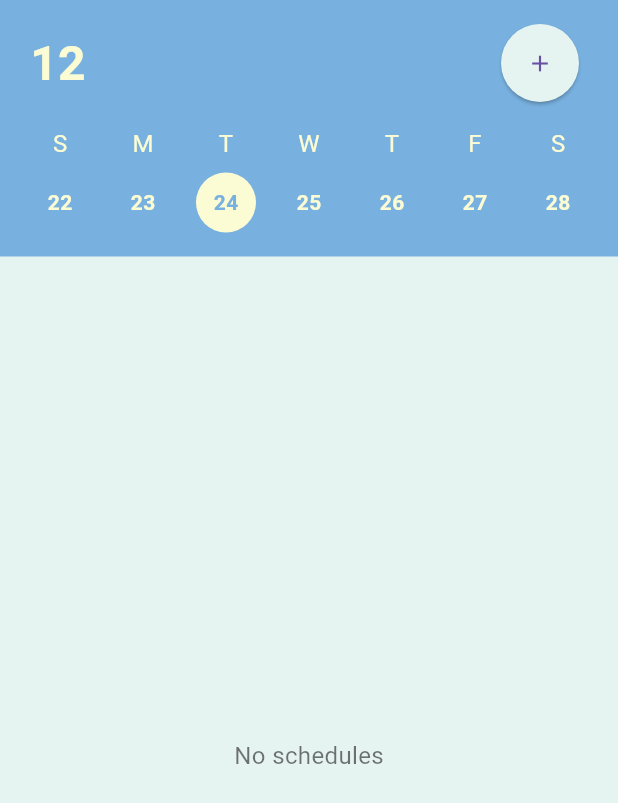
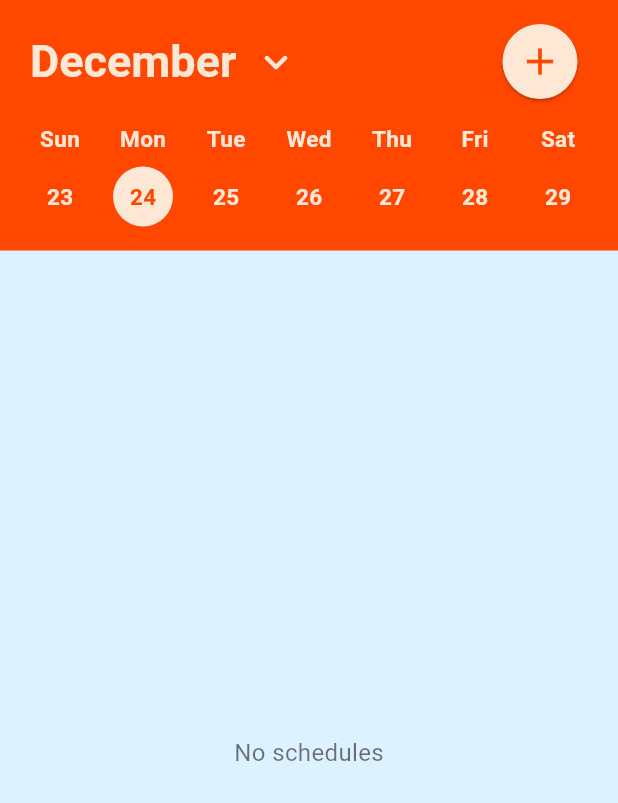
Before and after one commit to eunchae2000/TaskManagement-Flutter, a Flutter app: the CalendarScreen screen opened directly, on a phone screen of 412 x 824 dp. Shown: the top 803 px of the screen. Run offline on Flutter 3.47's test engine with Material 3 defaults, Android fonts, the phone set to English and light mode, and no system bars; our stand-ins replace shared_preferences; accounts and stored records are empty.

Commit message:
upda정e: calendar_screen.dart ui 수

```diff
--- a/lib/screens/calendar_screen.dart
+++ b/lib/screens/calendar_screen.dart
@@ -21,18 +21,46 @@ class _WeekCalendarState extends State<CalendarScreen> {
         .subtract(Duration(days: DateTime.now().weekday - 1 - index));
   });
 
-  final List<String> StringDays = ['S', 'M', 'T', 'W', 'T', 'F', 'S'];
+  final List<String> StringDays = [
+    'Sun',
+    'Mon',
+    'Tue',
+    'Wed',
+    'Thu',
+    'Fri',
+    'Sat'
+  ];
+  final List<String> stringMonth = [
+    'January',
+    'February',
+    'March',
+    'April',
+    'May',
+    'June',
+    'July',
+    'August',
+    'September',
+    'October',
+    'November',
+    'December'
+  ];
 
-  List<DateTime> getWeekDates() {
-    final DateTime now = DateTime.now();
-    final DateTime sunday = now.subtract(Duration(days: now.weekday % 7));
-    return List.generate(7, (index) => sunday.add(Duration(days: index)));
+  List<DateTime> getWeekDates(DateTime selectDate) {
+    final int currentWeekDay = selectDate.weekday;
+    final DateTime startOfWeek =
+        selectDate.subtract(Duration(days: currentWeekDay - 1));
+    final DateTime endOfWeek =
+        selectDate.add(Duration(days: 7 - currentWeekDay));
+
+    return List.generate(7, (index) {
+      return startOfWeek.add(Duration(days: index));
+    });
   }
 
   @override
   Widget build(BuildContext context) {
     return Scaffold(
-      backgroundColor: Color(0xffe6f4f1),
+      backgroundColor: Color(0xffddf2ff),
       body: SafeArea(
         child: Column(
           crossAxisAlignment: CrossAxisAlignment.start,
@@ -47,22 +75,46 @@ class _WeekCalendarState extends State<CalendarScreen> {
   }
 
   Widget _buildCalendarHeader() {
-    final List<DateTime> weekDay = getWeekDates();
+    final List<DateTime> weekDay = getWeekDates(_selectedDay);
     final selectedDate = Provider.of<ScheduleProvider>(context);
     return Container(
-      color: Color(0xff78b1e0),
+      color: Color(0xffff4700),
+      width: double.infinity,
       padding: EdgeInsets.symmetric(horizontal: 20.0, vertical: 16.0),
       child: Column(
         crossAxisAlignment: CrossAxisAlignment.start,
         children: [
           Row(mainAxisAlignment: MainAxisAlignment.spaceBetween, children: [
-            Text(
-              (_selectedDay.month).toString(),
+            DropdownButton<int>(
+              value: _selectedDay.month,
+              dropdownColor: Color(0xFFff4700),
+              underline: SizedBox.shrink(),
               style: TextStyle(
-                color: Color(0xffFcfcd4),
-                fontSize: 32,
+                color: Colors.white,
+                fontSize: 30,
                 fontWeight: FontWeight.bold,
               ),
+              icon: Icon(Icons.keyboard_arrow_down_rounded,
+                  color: Color(0xffffe7d6), size: 32),
+              onChanged: (int? newValue) {
+                setState(() {
+                  _selectedDay = DateTime(
+                    _selectedDay.year,
+                    newValue!,
+                    1,
+                  );
+                });
+              },
+              items: List.generate(12, (index) {
+                int monthNumber = index + 1;
+                return DropdownMenuItem<int>(
+                  value: monthNumber,
+                  child: Text(
+                    stringMonth[index],
+                    style: TextStyle(color: Color(0xffffe7d6)),
+                  ),
+                );
+              }),
             ),
             ElevatedButton(
               onPressed: () {
@@ -73,11 +125,15 @@ class _WeekCalendarState extends State<CalendarScreen> {
                   ),
                 );
               },
-              child: Icon(Icons.add),
+              child: Icon(
+                Icons.add,
+                color: Color(0xffff4700),
+                size: 30,
+              ),
               style: ElevatedButton.styleFrom(
-                backgroundColor: Color(0xffe6f4f1),
+                backgroundColor: Color(0xffffe7d6),
                 shape: CircleBorder(),
-                padding: EdgeInsets.all(17.0),
+                padding: EdgeInsets.all(10.0),
               ),
             ),
           ]),
@@ -108,8 +164,9 @@ class _WeekCalendarState extends State<CalendarScreen> {
                       Text(
                         StringDays[index],
                         style: TextStyle(
-                            color: Color(0xffFcfcd4),
-                            fontSize: 16),
+                            color: Color(0xffffe7d6),
+                            fontSize: 15,
+                            fontWeight: FontWeight.bold),
                       ),
                       SizedBox(height: 8),
                       Container(
@@ -117,7 +174,7 @@ class _WeekCalendarState extends State<CalendarScreen> {
                         height: 40,
                         decoration: BoxDecoration(
                           color: isSelected
-                              ? Color(0xffFcfcd4)
+                              ? Color(0xffffe7d6)
                               : Colors.transparent,
                           shape: BoxShape.circle,
                         ),
@@ -126,8 +183,9 @@ class _WeekCalendarState extends State<CalendarScreen> {
                             currentDay.day.toString(),
                             style: TextStyle(
                               color: isSelected
-                                  ? Color(0xff78b1e0)
-                                  : Color(0xffFcfcd4),
+                                  ? Color(0xffff4700)
+                                  : Color(0xffffe7d6),
+                              fontSize: 15,
                               fontWeight: FontWeight.bold,
                             ),
                           ),
```
